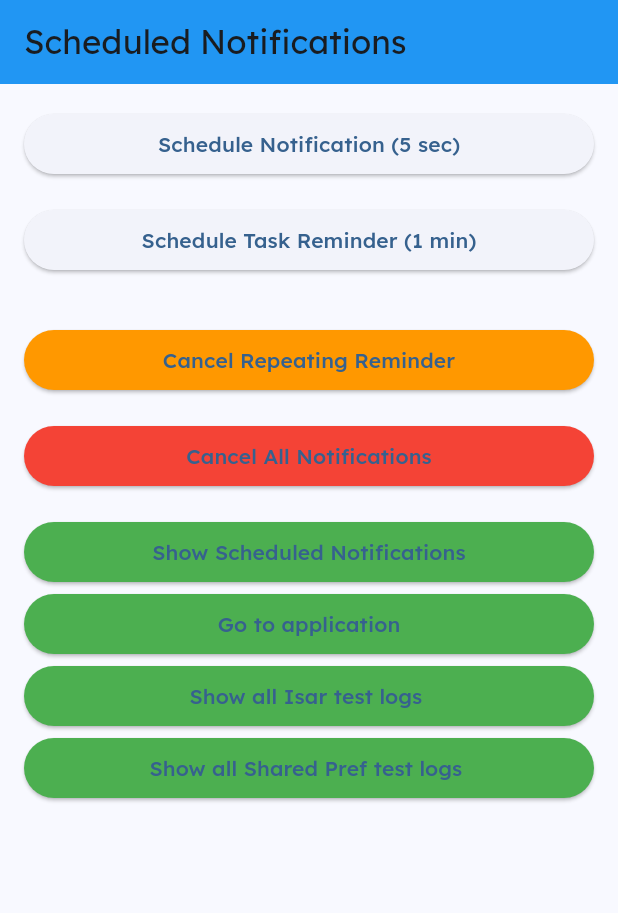
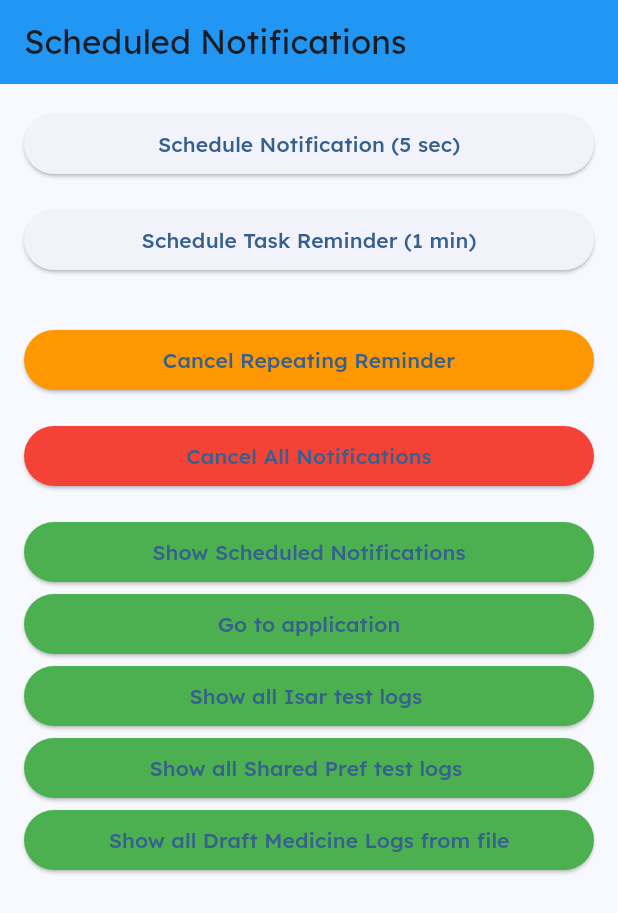
Before and after one commit to ShafiMunshi/Medicine_Scheduler, a Flutter app: the screen it shows after launch, on a phone screen of 412 x 824 dp. Shown: the top 913 px of the screen. Run offline on Flutter 3.47's test engine with Material 3 defaults, Android fonts, the phone set to English and light mode, and no system bars; our stand-ins replace awesome_notifications, cached_network_image, calendar_date_picker2, dropdown_button2, firebase_auth, flutter_screenutil and 9 more; missing offline and left inert: flutter_scalable_ocr; accounts and stored records are empty; generated files the repository leaves out were written again.

Commit message:
medicine file crud method added.

```diff
--- a/lib/constant/app_constants.dart
+++ b/lib/constant/app_constants.dart
@@ -4,4 +4,5 @@ class AppConstants {
   static const String SCHEDULE_TIMES = "SCHEDULE_TIMES";
   static const String SCHEDULE_DATES = "SCHEDULE_DATES";
   static const String DRAFT_MEDICINE_LOGS = "DRAFT_MEDICINE_LOGS";
+  static const String DRAFT_LOGS_FILE_PATH = "DRAFT_LOGS_FILE_PATH";
 }
--- a/lib/models/medicine_draft_log_model.dart
+++ b/lib/models/medicine_draft_log_model.dart
@@ -1,4 +1,7 @@
+import 'dart:developer';
 import 'package:medicine_app/models/medicine_consumption_model.dart';
+import 'package:medicine_app/models/medicine_model.dart';
+import 'package:medicine_app/widgets/common/common_fn.dart';
 
 class MedicineDraftLog {
   final int medicineId;
@@ -6,23 +9,23 @@ class MedicineDraftLog {
       scheduledDateTime; // Scheduled time for the medicine which is specified in the medicine model
   final DateTime?
       actualTakenTime; // Actual time when the medicine was taken, can be null if not taken yet
-  final ConsumptionStatus status;
-  final int? dosageTaken;
+  final ConsumptionStatus? status;
+  final int? dosage;
 
   MedicineDraftLog({
     required this.medicineId,
     required this.scheduledDateTime,
-    required this.status,
+    this.status,
     this.actualTakenTime,
-    this.dosageTaken,
+    this.dosage,
   });
 
   Map<String, dynamic> toJson() => {
         'medicineId': medicineId,
         'scheduledDateTime': scheduledDateTime.toIso8601String(),
         'actualTakenTime': actualTakenTime?.toIso8601String(),
-        'status': status.name,
-        'dosageTaken': dosageTaken,
+        'status': status?.name,
+        'dosage': dosage,
       };
 
   /// Converts the MedicineDraftLog to a payload map for notifications
@@ -31,8 +34,8 @@ class MedicineDraftLog {
         'medicineId': medicineId.toString(),
         'scheduledDateTime': scheduledDateTime.toIso8601String(),
         'actualTakenTime': actualTakenTime?.toIso8601String() ?? '',
-        'status': status.name,
-        'dosageTaken': dosageTaken.toString(),
+        'status': status?.name ?? '',
+        'dosage': dosage.toString(),
       };
 
   static MedicineDraftLog fromJson(Map<String, dynamic> json) =>
@@ -42,7 +45,45 @@ class MedicineDraftLog {
         actualTakenTime: json['actualTakenTime'] != null
             ? DateTime.parse(json['actualTakenTime'])
             : null,
-        status: ConsumptionStatus.values.byName(json['status']),
-        dosageTaken: json['dosageTaken'],
+        status: json['status'] != null
+            ? ConsumptionStatus.values.firstWhere(
+                (e) => e.name == json['status'],
+                orElse: () => ConsumptionStatus.skipped, // Handle unknown status gracefully
+              )
+            : null,
+        dosage: json['dosage'],
       );
+
+
+  /// Converts a MedicineModel to a list of MedicineDraftLog
+  static List<MedicineDraftLog> fromMedicineModels(MedicineModel medicine) {
+
+    List<MedicineDraftLog> logs = [];
+
+    final scheduleTimeList = medicine.medicineScheduleList
+        ?.map((e) => stringToTimeOfDay(e.timeString))
+        .toList();
+
+    final now = DateTime.now();
+
+    medicine.finalScheduleDates?.forEach((date) {
+      scheduleTimeList?.forEach((time) {
+        logs.add(MedicineDraftLog(
+          medicineId: medicine.id!,
+          scheduledDateTime: DateTime(
+            date.year,
+            date.month,
+            date.day,
+            time?.hour ?? now.hour, // TODO: Handle null time maybe cause error
+            time?.minute ?? now.minute,
+          ),
+          status: null,
+          actualTakenTime: null,
+          dosage: medicine.dosage,
+        ));
+      });
+    });
+
+    return logs;
+  }
 }
--- a/lib/models/medicine_model.dart
+++ b/lib/models/medicine_model.dart
@@ -1,4 +1,3 @@
-// ignore_for_file: public_member_api_docs, sort_constructors_first
 import 'package:flutter/foundation.dart';
 import 'package:isar/isar.dart';
 import 'package:nb_utils/nb_utils.dart';
--- /dev/null
+++ b/lib/service/draft_json_file_service.dart
@@ -0,0 +1,84 @@
+import 'dart:convert';
+import 'dart:developer';
+import 'dart:io';
+import 'package:medicine_app/models/medicine_draft_log_model.dart';
+import 'package:path_provider/path_provider.dart';
+
+class MedicineDraftLogService {
+  static const _fileName = 'medicine_draft_logs.json';
+
+  /// Set a manual path if path_provider doesn't work in background isolates
+  static Future<File> _getFile() async {
+    // For foreground isolate with path_provider:
+    // final directory = await getApplicationDocumentsDirectory();
+    // return File('${directory.path}/$_fileName');
+
+    // log("main path : ${directory.path}/$_fileName");
+
+    // For background isolate, use hardcoded app directory path
+    final path = '/data/user/0/com.example.medicine_app/app_flutter/$_fileName';
+
+    // Ensure the directory exists
+    final dir = Directory(path).parent;
+    if (!await dir.exists()) {
+      await dir.create(recursive: true);
+    }
+
+    return File(path);
+  }
+
+  /// Save list of logs
+  static Future<void> _saveLogs(List<MedicineDraftLog> logs) async {
+    try {
+      final file = await _getFile();
+      final jsonStr = jsonEncode(logs.map((log) => log.toJson()).toList());
+      await file.writeAsString(jsonStr);
+    } catch (e) {
+      log("Error saving logs: $e");
+    }
+  }
+
+  /// Read all saved logs
+  static Future<List<MedicineDraftLog>> readLogs() async {
+    try {
+      final file = await _getFile();
+      if (!await file.exists()) return [];
+      final jsonStr = await file.readAsString();
+      final List<dynamic> jsonList = jsonDecode(jsonStr);
+      return jsonList.map((item) => MedicineDraftLog.fromJson(item)).toList();
+    } catch (e) {
+      log("Error reading logs: $e");
+      return [];
+    }
+  }
+
+  /// Add a single log
+  static Future<void> addLog(List<MedicineDraftLog> newLogs) async {
+    final logs = await readLogs();
+    logs.addAll(newLogs);
+    await _saveLogs(logs);
+  }
+
+  /// Update a specific log by matching medicineId and scheduledDateTime
+  static Future<void> updateLog(MedicineDraftLog updatedLog) async {
+    final logs = await readLogs();
+
+    final index = logs.indexWhere((log) =>
+        log.medicineId == updatedLog.medicineId &&
+        log.scheduledDateTime.toIso8601String() ==
+            updatedLog.scheduledDateTime.toIso8601String());
+
+    if (index != -1) {
+      logs[index] = updatedLog;
+      await _saveLogs(logs);
+    }
+  }
+
+  /// Clear all logs
+  static Future<void> clearLogs() async {
+    final file = await _getFile();
+    if (await file.exists()) {
+      await file.writeAsString('[]');
+    }
+  }
+}
--- a/lib/service/notification_service.dart
+++ b/lib/service/notification_service.dart
@@ -118,17 +118,17 @@ class NotificationService {
       scheduledDateTime: DateTime.parse(scheduled),
       actualTakenTime: DateTime.now(),
       status: status,
-      dosageTaken: dosage,
+      dosage: dosage,
     );
 
     switch (receivedAction.buttonKeyPressed) {
       case 'TAKING':
         log('Taking');
-        await MySharedPref.saveDraftMedicineLogs(medicineLog);
+        // await MySharedPref.saveDraftMedicineLogs(medicineLog);
         break;
       case 'SKIP':
         log('Skipped');
-        await MySharedPref.saveDraftMedicineLogs(medicineLog);
+        // await MySharedPref.saveDraftMedicineLogs(medicineLog);
         break;
       case 'SNOOZE':
         log('User snoozed the notification');
--- /dev/null
+++ b/lib/test_file_logs_page.dart
@@ -0,0 +1,55 @@
+import 'dart:developer';
+
+import 'package:flutter/material.dart';
+import 'package:medicine_app/models/medicine_draft_log_model.dart';
+import 'package:medicine_app/service/draft_json_file_service.dart';
+
+class TestFileLogsPage extends StatefulWidget {
+  const TestFileLogsPage({super.key});
+
+  @override
+  State<TestFileLogsPage> createState() => _TestFileLogsPageState();
+}
+
+class _TestFileLogsPageState extends State<TestFileLogsPage> {
+  List<MedicineDraftLog> _logs = [];
+
+  @override
+  void initState() {
+    super.initState();
+    MedicineDraftLogService.readLogs().then((logs) {
+      log("Logs read successfully. Count: ${logs.length}");
+      setState(() {
+        _logs = logs;
+      });
+    }).catchError((error) {
+      log("Error reading logs: $error");
+    });
+  }
+
+  @override
+  Widget build(BuildContext context) {
+    return Scaffold(
+      appBar: AppBar(
+        title: const Text('Test Logs'),
+      ),
+      body: _logs.isEmpty
+          ? const Center(child: Text('No logs found'))
+          : ListView.builder(
+              itemCount: _logs.length,
+              itemBuilder: (context, index) {
+                final log = _logs[index];
+                return ListTile(
+                  title: Text(log.medicineId.toString() ?? 'No Name'),
+                  subtitle: Text(
+                    'Scheduled: ${log.scheduledDateTime}\n'
+                    'Actual Taken: ${log.actualTakenTime?.toIso8601String() ?? 'Not taken yet'}\n'
+                    'Status: ${log.status?.name ?? 'Unknown'}\n'
+                    'Dosage: ${log.dosage ?? 'Not specified'}',
+                  ),
+                );
+              },
+            ),
+    );
+  }
+}
```
Also changed, not shown: lib/core/result.dart (+13 -0 lines), lib/data/repository/medicine_repository.dart (+7 -3 lines), lib/data/source/my_shared_pref.dart (+26 -17 lines), lib/screens/settings/settings_view.dart (+18 -5 lines), lib/test_page.dart (+20 -5 lines).
